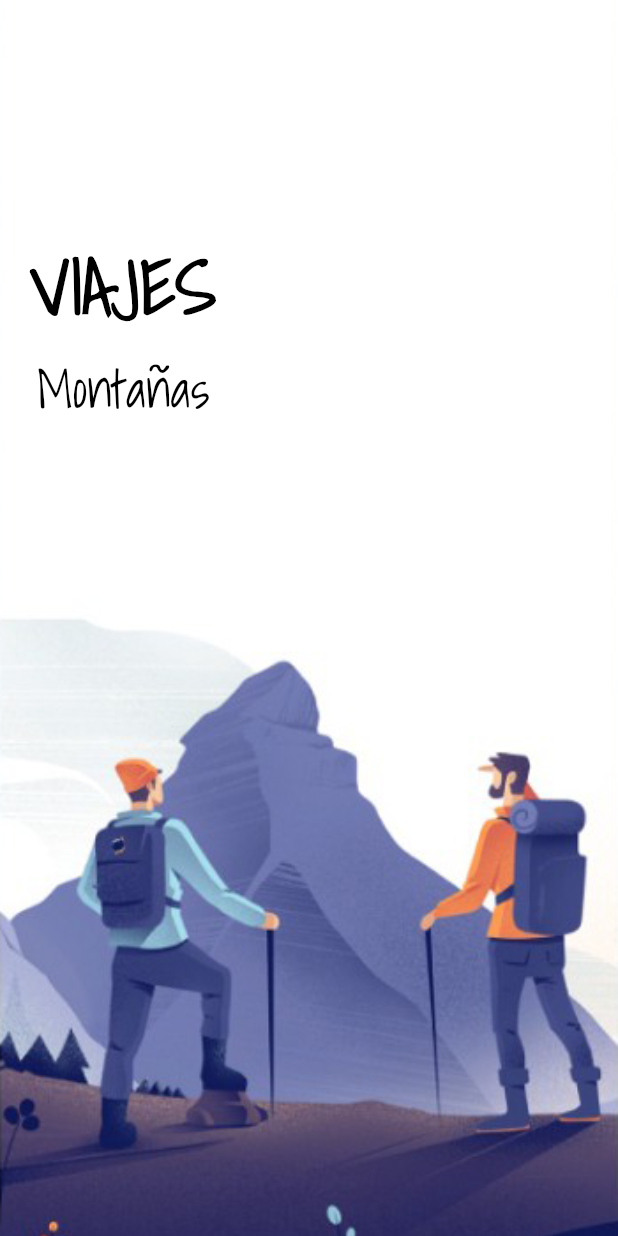
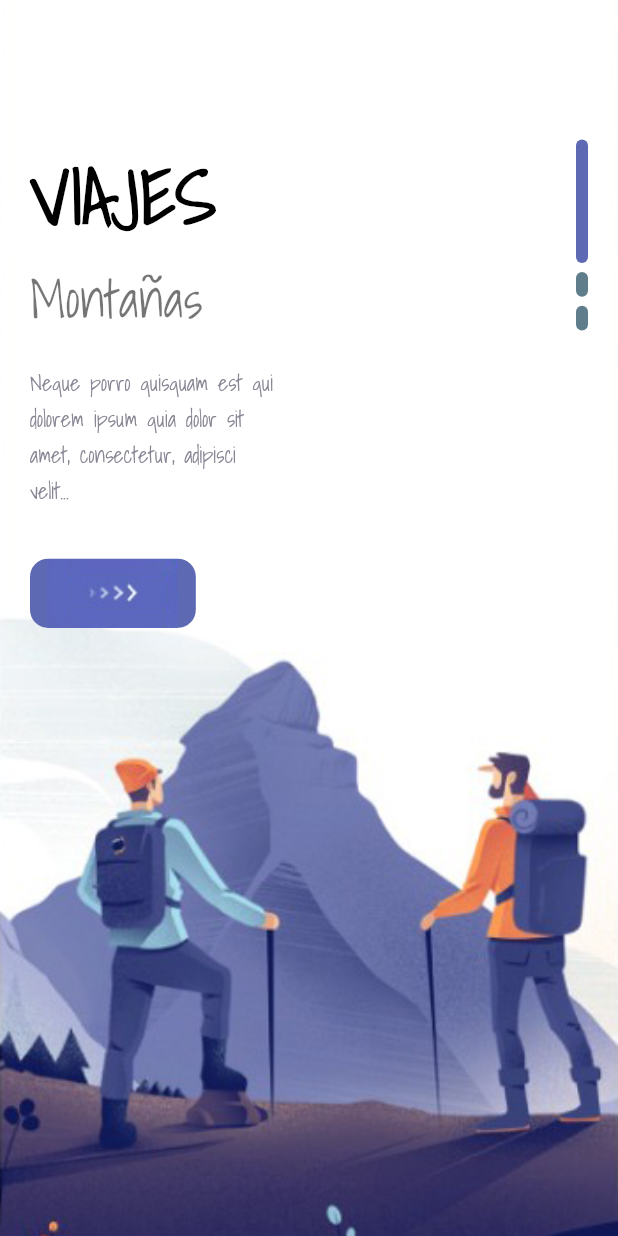
Before and after one commit to Osvaldo669/Trips, a Flutter app: the screen it shows after launch, on a phone screen of 412 x 824 dp. Run offline on Flutter 3.47's test engine with Material 2 defaults, Android fonts, the phone set to English and light mode, and no system bars.

Commit message:
Avances dia 1

```diff
--- a/lib/views/welcome_page.dart
+++ b/lib/views/welcome_page.dart
@@ -1,6 +1,8 @@
 import 'package:flutter/material.dart';
 import 'package:flutter/rendering.dart';
+import 'package:flutter_cubit/misc/colors.dart';
 import 'package:flutter_cubit/tools/resolution.dart';
+import 'package:flutter_cubit/widgets/responsiveButton.dart';
 import 'package:flutter_cubit/widgets/text_appLarge.dart';
 
 class WelcomePage extends StatefulWidget {
@@ -16,6 +18,7 @@ class _WelcomePageState extends State<WelcomePage> {
     'welcome-two.png',
     'welcome-three.png',
   ];
+
   @override
   Widget build(BuildContext context) {
     final Resolution resolution = new Resolution(context);
@@ -23,19 +26,21 @@ class _WelcomePageState extends State<WelcomePage> {
       body: PageView.builder(
           scrollDirection: Axis.vertical,
           itemCount: images.length,
-          itemBuilder: (_, index) {
+          itemBuilder: (_, indexDots) {
             return Container(
               width: 100,
               height: 100,
               decoration: BoxDecoration(
                   image: DecorationImage(
                       fit: BoxFit.cover,
-                      image: AssetImage('img/' + images[index]))),
+                      image: AssetImage('img/' + images[indexDots]))),
               child: Container(
-                margin: const EdgeInsets.only(top: 150, left: 20, right: 20),
+                margin: const EdgeInsets.only(top: 90, left: 20, right: 20),
                 child: Row(
+                  mainAxisAlignment: MainAxisAlignment.spaceBetween,
                   children: [
                     Column(
+                      crossAxisAlignment: CrossAxisAlignment.start,
                       children: [
                         AppLargeText(
                             text: 'VIAJES',
@@ -44,12 +49,45 @@ class _WelcomePageState extends State<WelcomePage> {
                         Text(
                           'Montañas',
                           style: TextStyle(
-                              color: Colors.black,
+                              color: Colors.black54,
                               fontSize: resolution.dp(3.8),
                               fontFamily: 'fontShadow',
                               fontWeight: FontWeight.w300),
+                        ),
+                        SizedBox(height: resolution.hp(2)),
+                        Container(
+                          width: resolution.wp(40),
+                          child: Text(
+                            'Neque porro quisquam est qui dolorem ipsum quia dolor sit amet, consectetur, adipisci velit...',
+                            style: TextStyle(
+                                color: AppColors.textColor2,
+                                fontFamily: 'fontShadow',
+                                fontSize: resolution.hp(1.8)),
+                          ),
+                        ),
+                        SizedBox(height: resolution.hp(4)),
+                        ResponsiveButton(
+                          width: resolution.dp(12),
+                          height: resolution.dp(5),
                         )
                       ],
+                    ),
+                    Column(
+                      children: List.generate(3, (index) {
+                        return Container(
+                          margin: EdgeInsets.only(top: 3, bottom: 3),
+                          width: 8,
+                          height: index == indexDots
+                              ? resolution.hp(10)
+                              : resolution.hp(2),
+                          decoration: BoxDecoration(
+                            borderRadius: BorderRadius.circular(8),
+                            color: index == indexDots
+                                ? AppColors.mainColor
+                                : Colors.blueGrey,
+                          ),
+                        );
+                      }),
                     )
                   ],
                 ),
--- /dev/null
+++ b/lib/widgets/responsiveButton.dart
@@ -0,0 +1,27 @@
+import 'package:flutter/material.dart';
+import 'package:flutter_cubit/misc/colors.dart';
+
+class ResponsiveButton extends StatelessWidget {
+  bool? isResponsive;
+  double? width, height;
+  ResponsiveButton({Key? key, this.width, this.isResponsive, this.height})
+      : super(key: key);
+
+  @override
+  Widget build(BuildContext context) {
+    return Container(
+      width: width,
+      height: height,
+      decoration: BoxDecoration(
+          borderRadius: BorderRadius.circular(12), color: AppColors.mainColor),
+      child: Row(
+        mainAxisAlignment: MainAxisAlignment.center,
+        children: [
+          Image.asset(
+            'img/button-one.png',
+          )
+        ],
+      ),
+    );
+  }
+}
```
Also changed, not shown: lib/views/NavPages/bar_item_pages.dart (added), lib/views/NavPages/main_page.dart (added), lib/views/NavPages/my_page.dart (added), lib/views/NavPages/search_page.dart (added).
